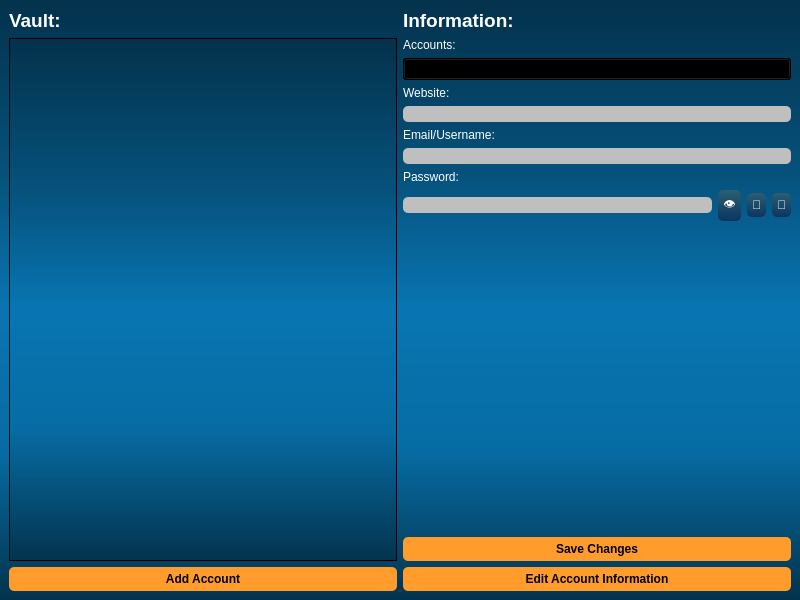
The window that Desktop App/GUI/TwoKey/manager.ui (Satharus/TwoKey) describes before a commit, drawn with Qt 5.
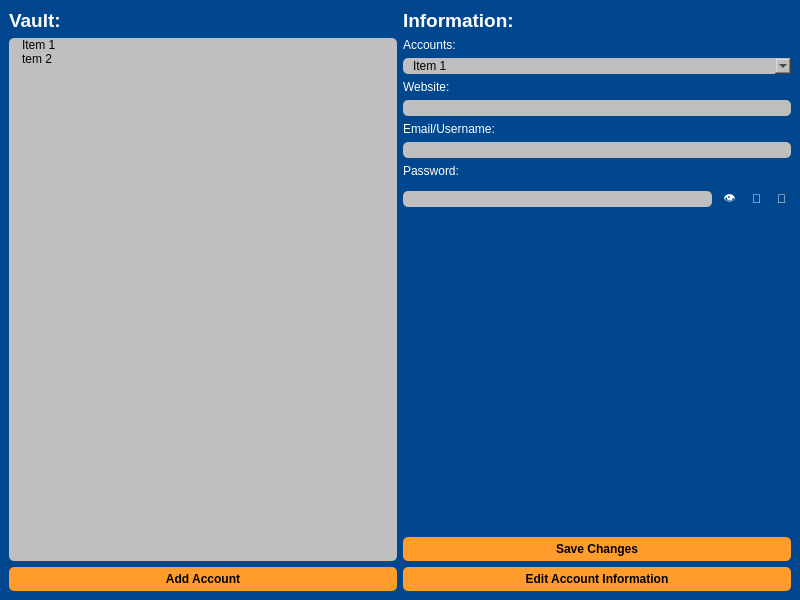
The same window after the commit.

Commit message: Removed color gradient from windows' backgrounds. QListWidget, QComboBox still need fixing. Windows are not connected yet

What changed in the file:
```diff
--- a/Desktop App/GUI/TwoKey/manager.ui
+++ b/Desktop App/GUI/TwoKey/manager.ui
@@ -16,9 +16,8 @@
   <property name="styleSheet">
    <string notr="true">QWidget
 {
-	background-color: qlineargradient(spread:repeat, x1:1, y1:0, x2:1, y2:1, stop:0.00480769 rgba(3, 50, 76, 255),stop:0.293269 rgba(6, 82, 125, 255),stop:0.514423 rgba(8, 117, 178, 255),stop:0.745192 rgba(7, 108, 164, 255),stop:1 rgba(3, 51, 77, 255));
+	background-color: #00478f;
 	color: #000000;
-
 }</string>
   </property>
   <widget class="QWidget" name="centralwidget">
@@ -44,8 +43,25 @@
       <item>
        <widget class="QListWidget" name="accounts_list">
         <property name="styleSheet">
-         <string notr="true"/>
+         <string notr="true">QListWidget{
+	background-color: #bfbfbf;
+	color: #000000;
+	border-style: solid;
+	border-color: #141414;
+	border-radius: 5px;
+	padding-left: 10px;
+}</string>
         </property>
+        <item>
+         <property name="text">
+          <string>Item 1</string>
+         </property>
+        </item>
+        <item>
+         <property name="text">
+          <string>tem 2</string>
+         </property>
+        </item>
        </widget>
       </item>
       <item>
@@ -122,8 +138,25 @@
       <item>
        <widget class="QComboBox" name="comboBox">
         <property name="styleSheet">
-         <string notr="true"/>
+         <string notr="true">QComboBox{
+	background-color: #bfbfbf;
+	color: #000000;
+	border-style: solid;
+	border-color: #141414;
+	border-radius: 5px;
+	padding-left: 10px;
+}</string>
         </property>
+        <item>
+         <property name="text">
+          <string>Item 1</string>
+         </property>
+        </item>
+        <item>
+         <property name="text">
+          <string>Item 2</string>
+         </property>
+        </item>
        </widget>
       </item>
       <item>
@@ -242,11 +275,12 @@
         <item>
          <widget class="QPushButton" name="showpassword_button">
           <property name="styleSheet">
-           <string notr="true">	background-color: qlineargradient(spread:pad, x1:1, y1:0, x2:1, y2:1, stop:0 rgba(42, 95, 113, 255),stop:1 rgba(12, 53, 97, 255));
+           <string notr="true">	background-color: #00478f;
 	color: #fff;
 	border: 0px;
 	border-radius: 5px;
-	padding: 5px;</string>
+	padding: 5px;
+</string>
           </property>
           <property name="text">
            <string>👁</string>
@@ -256,11 +290,12 @@
         <item>
          <widget class="QPushButton" name="copypassword_button">
           <property name="styleSheet">
-           <string notr="true">	background-color: qlineargradient(spread:pad, x1:1, y1:0, x2:1, y2:1, stop:0 rgba(42, 95, 113, 255),stop:1 rgba(12, 53, 97, 255));
+           <string notr="true">	background-color: #00478f;
 	color: #fff;
 	border: 0px;
 	border-radius: 5px;
-	padding: 5px;</string>
+	padding: 5px;
+</string>
           </property>
           <property name="text">
            <string>📄</string>
@@ -273,11 +308,12 @@
            <bool>false</bool>
           </property>
           <property name="styleSheet">
-           <string notr="true">	background-color: qlineargradient(spread:pad, x1:1, y1:0, x2:1, y2:1, stop:0 rgba(42, 95, 113, 255),stop:1 rgba(12, 53, 97, 255));
+           <string notr="true">	background-color: #00478f;
 	color: #fff;
 	border: 0px;
 	border-radius: 5px;
-	padding: 5px;</string>
+	padding: 5px;
+</string>
           </property>
           <property name="text">
            <string>🔄</string>
```
Left out of the diff: 2 changed lines with no effect on the pictures. The commit also changes 13 other files.
